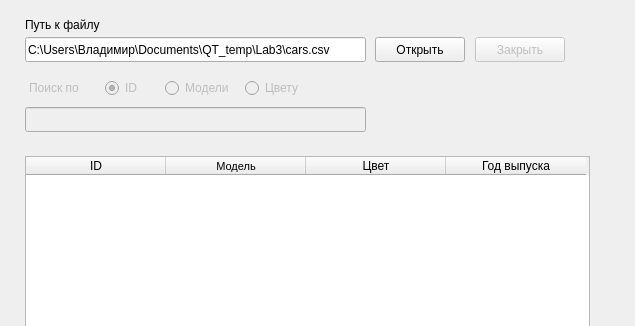
Before: the Qt Designer form mainwindow.ui in KuznetsovVladimir/oop_qt-labs, drawn with Qt 5; both pictures show x 0 to 635 and y 0 to 326 of the 635 by 502 pixel window.
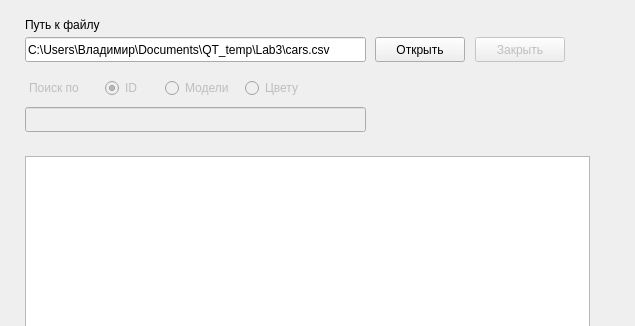
After: the same form once the commit is applied.

Diff of the .ui file:
```diff
--- a/mainwindow.ui
+++ b/mainwindow.ui
@@ -114,7 +114,7 @@
      </rect>
     </property>
     <attribute name="horizontalHeaderVisible">
-     <bool>true</bool>
+     <bool>false</bool>
     </attribute>
     <attribute name="horizontalHeaderDefaultSectionSize">
      <number>140</number>
```
Left out of the diff: 4 changed lines with no effect on the pictures.
